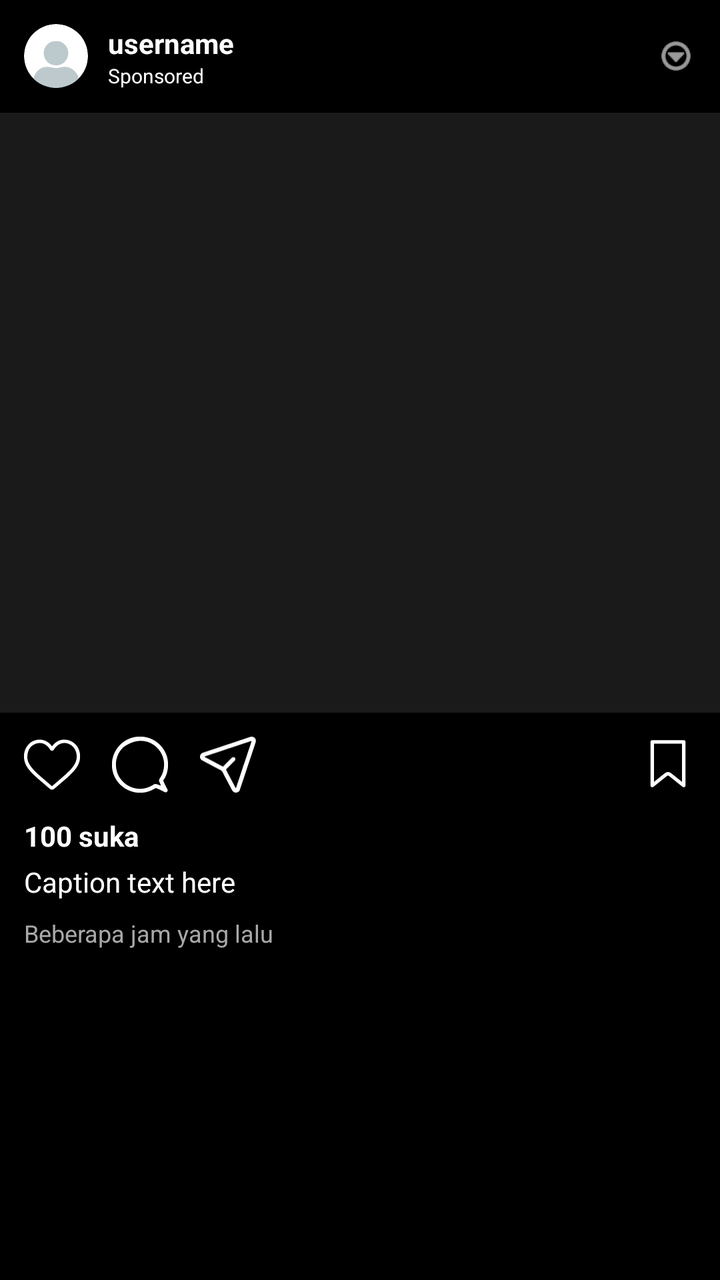
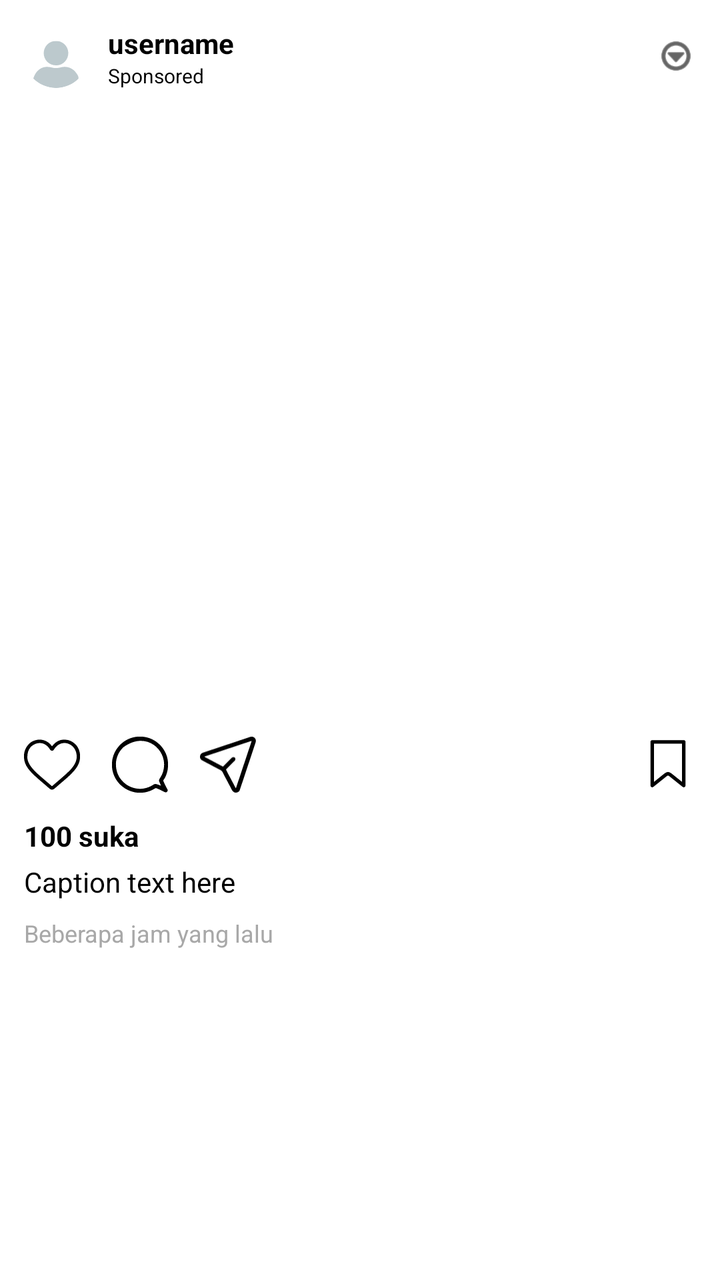

The first picture is an Android layout as it rendered before a commit; the second is the same layout after the commit. The layout source and the unified diff follow.
<!-- AndroidManifest.xml: application theme Theme.Lab_mobile -->
<!-- res/layout/item_post.xml -->
<?xml version="1.0" encoding="utf-8"?>
<LinearLayout xmlns:android="http://schemas.android.com/apk/res/android"
    xmlns:app="http://schemas.android.com/apk/res-auto"
    android:layout_width="match_parent"
    android:layout_height="wrap_content"
    android:orientation="vertical"
    android:background="@color/black"
    android:paddingBottom="16dp">

    
    <androidx.constraintlayout.widget.ConstraintLayout
        android:layout_width="match_parent"
        android:layout_height="wrap_content"
        android:padding="12dp">

        <com.google.android.material.imageview.ShapeableImageView
            android:id="@+id/iv_post_profile"
            android:layout_width="32dp"
            android:layout_height="32dp"
            android:scaleType="centerCrop"
            android:src="@drawable/profile"
            app:layout_constraintStart_toStartOf="parent"
            app:layout_constraintTop_toTopOf="parent"
            app:shapeAppearanceOverlay="@style/CircleImage" />

        <LinearLayout
            android:layout_width="wrap_content"
            android:layout_height="wrap_content"
            app:layout_constraintBottom_toBottomOf="@id/iv_post_profile"
            app:layout_constraintStart_toEndOf="@id/iv_post_profile"
            app:layout_constraintTop_toTopOf="@id/iv_post_profile"
            android:orientation="vertical"
            android:layout_marginStart="10dp">
            
            <TextView
                android:id="@+id/tv_post_username"
                android:layout_width="wrap_content"
                android:layout_height="wrap_content"
                android:text="username"
                android:textColor="@color/white"
                android:textStyle="bold" />
                
            <TextView
                android:layout_width="wrap_content"
                android:layout_height="wrap_content"
                android:text="Sponsored"
                android:textColor="@color/white"
                android:textSize="10sp" />
        </LinearLayout>

        <ImageView
            android:layout_width="20dp"
            android:layout_height="20dp"
            android:src="@android:drawable/ic_menu_more"
            app:layout_constraintBottom_toBottomOf="@id/iv_post_profile"
            app:layout_constraintEnd_toEndOf="parent"
            app:layout_constraintTop_toTopOf="@id/iv_post_profile"
            app:tint="@color/white" />
    </androidx.constraintlayout.widget.ConstraintLayout>

    
    <ImageView
        android:id="@+id/iv_post_image"
        android:layout_width="match_parent"
        android:layout_height="wrap_content"
        android:adjustViewBounds="true"
        android:minHeight="300dp"
        android:scaleType="fitCenter"
        android:background="#1A1A1A" />

    
    <LinearLayout
        android:layout_width="match_parent"
        android:layout_height="wrap_content"
        android:orientation="horizontal"
        android:padding="12dp">

        <ImageView
            android:layout_width="28dp"
            android:layout_height="28dp"
            android:src="@drawable/like"
            app:tint="@color/white" />

        <ImageView
            android:layout_width="28dp"
            android:layout_height="28dp"
            android:layout_marginStart="16dp"
            android:src="@drawable/comment"
            app:tint="@color/white" />

        <ImageView
            android:layout_width="28dp"
            android:layout_height="28dp"
            android:layout_marginStart="16dp"
            android:src="@drawable/paper_plane"
            app:tint="@color/white" />

        <View
            android:layout_width="0dp"
            android:layout_height="0dp"
            android:layout_weight="1" />

        <ImageView
            android:layout_width="28dp"
            android:layout_height="28dp"
            android:src="@drawable/arsip"
            app:tint="@color/white" />
    </LinearLayout>

    
    <LinearLayout
        android:layout_width="match_parent"
        android:layout_height="wrap_content"
        android:orientation="vertical"
        android:paddingHorizontal="12dp">

        <TextView
            android:id="@+id/tv_post_likes"
            android:layout_width="wrap_content"
            android:layout_height="wrap_content"
            android:text="100 suka"
            android:textColor="@color/white"
            android:textStyle="bold" />

        <TextView
            android:id="@+id/tv_post_caption"
            android:layout_width="match_parent"
            android:layout_height="wrap_content"
            android:layout_marginTop="4dp"
            android:text="Caption text here"
            android:textColor="@color/white" />

        <TextView
            android:id="@+id/tv_post_time"
            android:layout_width="wrap_content"
            android:layout_height="wrap_content"
            android:layout_marginTop="8dp"
            android:text="Beberapa jam yang lalu"
            android:textColor="#A8A8A8"
            android:textSize="12sp" />
    </LinearLayout>

</LinearLayout>
<!-- resources referenced by this layout -->
<resources>
  <color name="black">#FF000000</color>
  <color name="white">#FFFFFFFF</color>
  <!-- drawable arsip (drawable) -->
  <vector xmlns:android="http://schemas.android.com/apk/res/android"
      android:width="1024dp"
      android:height="1024dp"
      android:viewportWidth="1024"
      android:viewportHeight="1024">
    <path
        android:pathData="M256,128v698.9L452,670a96,96 0,0 1,120 0l196,156.8L768,128zM224,64h576a32,32 0,0 1,32 32v797.4a32,32 0,0 1,-52 25L532,720a32,32 0,0 0,-40 0L244,918.4a32,32 0,0 1,-52 -25L192,96a32,32 0,0 1,32 -32"
        android:fillColor="#ffff"/>
  </vector>
  <!-- drawable comment: vector/xml drawable (drawable, 3358 chars, omitted) -->
  <!-- drawable like: vector/xml drawable (drawable, 5134 chars, omitted) -->
  <!-- drawable paper_plane: vector/xml drawable (drawable, 5793 chars, omitted) -->
  <!-- drawable profile (drawable) -->
  <vector xmlns:android="http://schemas.android.com/apk/res/android"
      android:width="210dp"
      android:height="211dp"
      android:viewportWidth="210"
      android:viewportHeight="211">
    <path
        android:pathData="M105,0L105,0A105,105 0,0 1,210 105L210,106A105,105 0,0 1,105 211L105,211A105,105 0,0 1,0 106L0,105A105,105 0,0 1,105 0z"
        android:fillColor="#ffffff"/>
    <group>
      <clip-path
          android:pathData="M27.5,56h155v155h-155z"/>
      <path
          android:pathData="M91.79,143.62C101.85,146.38 111.5,145.51 121.44,142.85C125.39,141.8 129.28,141.26 133.36,141.28C133.87,141.28 133.87,141.28 134.38,141.28C144.84,141.43 154.87,145.18 162.82,151.97C163.08,152.19 163.35,152.4 163.62,152.63C165.11,153.91 166.42,155.28 167.67,156.81C167.89,157.08 168.11,157.34 168.34,157.62C173.61,164.13 179.88,171.84 179,180.5C176.5,183 174.5,185 172.5,186.5C169,189.5 164.94,192.22 164.5,192.5C155.5,199 141,206 125.5,209C125.18,209.05 120.32,209.95 120,210C107.36,212 96.18,211.21 84.5,209C70.5,206 57,201 43.5,191C43.3,190.86 35.21,184.65 35,184.5C33.61,183.5 32,181.5 30.5,180C31.08,178.1 30.23,180.51 31.08,178.1C31.2,177.74 31.32,177.39 31.45,177.02C36.29,163.29 44.08,151.82 57.43,145.31C68.35,140.15 80.39,140.46 91.79,143.62Z"
          android:fillColor="#BDC9CD"/>
      <path
          android:pathData="M115.9,57.21C116.2,57.29 116.2,57.29 116.51,57.38C122.76,59.12 128.07,62.6 132.85,66.9C133.1,67.12 133.34,67.33 133.59,67.56C140.79,74.38 144.95,84.61 145.33,94.42C145.6,105.49 141.84,115.82 134.29,123.99C127.73,130.87 118.45,135.81 108.82,136.27C107.66,136.29 106.5,136.3 105.34,136.3C105.13,136.3 104.92,136.3 104.7,136.3C93.8,136.28 83.97,132.1 76.18,124.49C68.63,116.85 64.64,106.39 64.68,95.7C64.81,85.6 68.48,76.15 75.33,68.71C75.59,68.43 75.86,68.14 76.12,67.85C86.13,57.36 101.98,53.25 115.9,57.21Z"
          android:fillColor="#BCC9CD"/>
    </group>
  </vector>
  <style name="CircleImage">
          <item name="cornerSize">50%</item>
      </style>
  <style name="Theme.Lab_mobile" parent="Base.Theme.Lab_mobile" />
  <style name="Base.Theme.Lab_mobile" parent="Theme.Material3.DayNight.NoActionBar">
          
      </style>
</resources>

<!-- the commit's change to res/layout/item_post.xml (unified diff, before → after) -->
@@ -4,7 +4,7 @@
     android:layout_width="match_parent"
     android:layout_height="wrap_content"
     android:orientation="vertical"
-    android:background="@color/black"
+    android:background="@color/bg_color"
     android:paddingBottom="16dp">
 
     
@@ -37,14 +37,14 @@
                 android:layout_width="wrap_content"
                 android:layout_height="wrap_content"
                 android:text="username"
-                android:textColor="@color/white"
+                android:textColor="@color/text_color"
                 android:textStyle="bold" />
                 
             <TextView
                 android:layout_width="wrap_content"
                 android:layout_height="wrap_content"
                 android:text="Sponsored"
-                android:textColor="@color/white"
+                android:textColor="@color/text_color"
                 android:textSize="10sp" />
         </LinearLayout>
 
@@ -55,7 +55,7 @@
             app:layout_constraintBottom_toBottomOf="@id/iv_post_profile"
             app:layout_constraintEnd_toEndOf="parent"
             app:layout_constraintTop_toTopOf="@id/iv_post_profile"
-            app:tint="@color/white" />
+            app:tint="@color/tint_color" />
     </androidx.constraintlayout.widget.ConstraintLayout>
 
     
@@ -66,7 +66,7 @@
         android:adjustViewBounds="true"
         android:minHeight="300dp"
         android:scaleType="fitCenter"
-        android:background="#1A1A1A" />
+        android:background="@color/bg_color" />
 
     
     <LinearLayout
@@ -79,21 +79,21 @@
             android:layout_width="28dp"
             android:layout_height="28dp"
             android:src="@drawable/like"
-            app:tint="@color/white" />
+            app:tint="@color/tint_color" />
 
         <ImageView
             android:layout_width="28dp"
             android:layout_height="28dp"
             android:layout_marginStart="16dp"
             android:src="@drawable/comment"
-            app:tint="@color/white" />
+            app:tint="@color/tint_color" />
 
         <ImageView
             android:layout_width="28dp"
             android:layout_height="28dp"
             android:layout_marginStart="16dp"
             android:src="@drawable/paper_plane"
-            app:tint="@color/white" />
+            app:tint="@color/tint_color" />
 
         <View
             android:layout_width="0dp"
@@ -104,7 +104,7 @@
             android:layout_width="28dp"
             android:layout_height="28dp"
             android:src="@drawable/arsip"
-            app:tint="@color/white" />
+            app:tint="@color/tint_color" />
     </LinearLayout>
 
     
@@ -119,7 +119,7 @@
             android:layout_width="wrap_content"
             android:layout_height="wrap_content"
             android:text="100 suka"
-            android:textColor="@color/white"
+            android:textColor="@color/text_color"
             android:textStyle="bold" />
 
         <TextView
@@ -128,7 +128,7 @@
             android:layout_height="wrap_content"
             android:layout_marginTop="4dp"
             android:text="Caption text here"
-            android:textColor="@color/white" />
+            android:textColor="@color/text_color" />
 
         <TextView
             android:id="@+id/tv_post_time"
@@ -136,7 +136,7 @@
             android:layout_height="wrap_content"
             android:layout_marginTop="8dp"
             android:text="Beberapa jam yang lalu"
-            android:textColor="#A8A8A8"
+            android:textColor="@color/gray_text"
             android:textSize="12sp" />
     </LinearLayout>
 
<!-- resource entries referenced after the edit -->
@@ -1,7 +1,9 @@
 <!-- resources referenced by this layout -->
 <resources>
-  <color name="black">#FF000000</color>
-  <color name="white">#FFFFFFFF</color>
+  <color name="bg_color">#FFFFFFFF</color>
+  <color name="gray_text">#FFA8A8A8</color>
+  <color name="text_color">#FF000000</color>
+  <color name="tint_color">#FF000000</color>
   <!-- drawable arsip (drawable) -->
   <vector xmlns:android="http://schemas.android.com/apk/res/android"
       android:width="1024dp"
